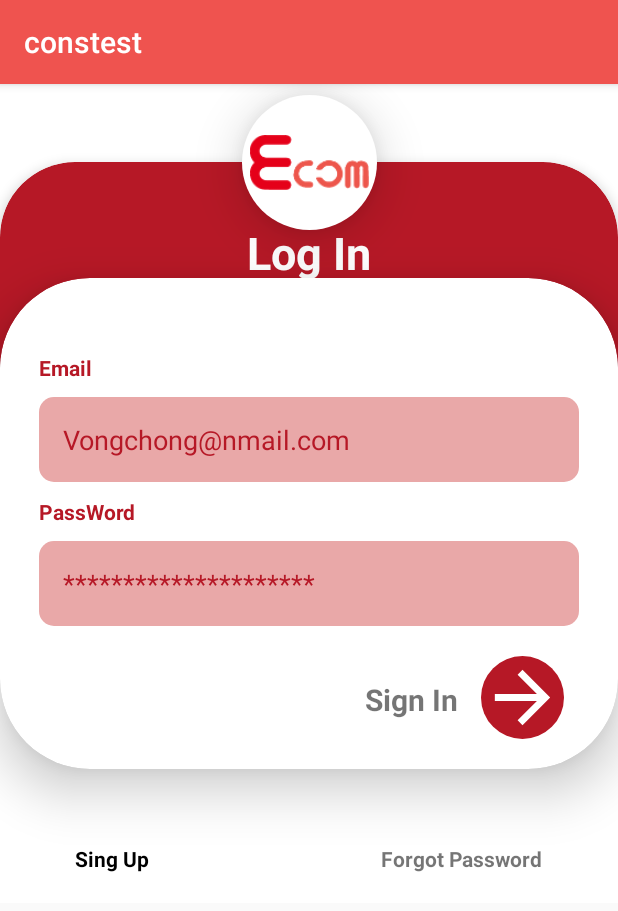
After one commit to tanvir1111/Ecom-1, an Android app: the Login screen opened directly, with no data from a screen before it, on a phone screen of 412 x 824 dp. The commit adds this screen. Shown: the top 911 px of the screen. Run offline under Robolectric (Android 15) with nearby library versions, the phone set to English and light mode, and no system bars.

Commit message:
login and reg java

```diff
--- a/Ecom App/app/src/main/AndroidManifest.xml
+++ b/Ecom App/app/src/main/AndroidManifest.xml
@@ -9,10 +9,11 @@
         android:roundIcon="@mipmap/ic_launcher_round"
         android:supportsRtl="true"
         android:theme="@style/AppTheme">
+        <activity android:name=".Login"></activity>
         <activity
             android:name=".MainActivity"
             android:label="@string/title_activity_main"
-            android:theme="@style/AppTheme.NoActionBar"></activity>
+            android:theme="@style/AppTheme.NoActionBar" />
         <activity android:name=".Registration" />
         <activity android:name=".SplashScreen">
             <intent-filter>
--- /dev/null
+++ b/Ecom App/app/src/main/java/com/alsanlab/ecom/Login.java
@@ -0,0 +1,33 @@
+package com.alsanlab.ecom;
+
+import androidx.appcompat.app.AppCompatActivity;
+
+import android.os.Bundle;
+import android.widget.EditText;
+import android.widget.ImageView;
+import android.widget.TextView;
+
+public class Login extends AppCompatActivity {
+    EditText email,password;
+    TextView forgot,signup;
+    ImageView login;
+    @Override
+    protected void onCreate(Bundle savedInstanceState) {
+
+        super.onCreate(savedInstanceState);
+        setContentView(R.layout.activity_login);
+
+
+        email=findViewById(R.id.log_emailId);
+        password=findViewById(R.id.log_passwordId);
+
+        forgot=findViewById(R.id.log_forgot);
+        login=findViewById(R.id.log_signbtn);
+        signup=findViewById(R.id.log_signup);
+
+
+
+
+
+    }
+}
--- a/Ecom App/app/src/main/res/layout/activity_login.xml
+++ b/Ecom App/app/src/main/res/layout/activity_login.xml
@@ -13,7 +13,7 @@
 
 
         <ImageView
-            android:id="@+id/imageView2"
+            android:id="@+id/log_logo"
             android:layout_width="90dp"
             android:layout_height="90dp"
             android:background="@drawable/logo_round_shape"
@@ -94,7 +94,7 @@
 
 
                 <EditText
-                    android:id="@+id/emailId"
+                    android:id="@+id/log_emailId"
                     android:layout_width="0dp"
                     android:layout_height="wrap_content"
                     android:layout_marginTop="10dp"
@@ -117,14 +117,14 @@
                     android:textColor="@color/colorPrimaryDark"
                     android:textSize="14sp"
                     android:textStyle="bold"
-                    app:layout_constraintEnd_toEndOf="@+id/emailId"
+                    app:layout_constraintEnd_toEndOf="@+id/log_emailId"
                     app:layout_constraintHorizontal_bias="0.49"
-                    app:layout_constraintStart_toStartOf="@+id/emailId"
-                    app:layout_constraintTop_toBottomOf="@+id/emailId" />
+                    app:layout_constraintStart_toStartOf="@+id/log_emailId"
+                    app:layout_constraintTop_toBottomOf="@+id/log_emailId" />
 
 
                 <EditText
-                    android:id="@+id/passwordId"
+                    android:id="@+id/log_passwordId"
                     android:layout_width="0dp"
                     android:layout_height="wrap_content"
                     android:layout_marginTop="10dp"
@@ -150,12 +150,12 @@
                     android:textSize="20sp"
                     android:textStyle="bold"
                     app:layout_constraintBottom_toBottomOf="parent"
-                    app:layout_constraintEnd_toStartOf="@+id/signbtn"
-                    app:layout_constraintTop_toBottomOf="@+id/passwordId"
+                    app:layout_constraintEnd_toStartOf="@+id/log_signbtn"
+                    app:layout_constraintTop_toBottomOf="@+id/log_passwordId"
                     app:layout_constraintVertical_bias="0.515" />
 
                 <ImageView
-                    android:id="@+id/signbtn"
+                    android:id="@+id/log_signbtn"
                     android:layout_width="wrap_content"
                     android:layout_height="wrap_content"
                     android:layout_marginTop="20dp"
@@ -164,8 +164,8 @@
                     android:background="@drawable/signup_round_shape"
                     android:src="@drawable/ic_arrow_forward_black_24dp"
                     app:layout_constraintBottom_toBottomOf="parent"
-                    app:layout_constraintEnd_toEndOf="@+id/passwordId"
-                    app:layout_constraintTop_toBottomOf="@+id/passwordId"
+                    app:layout_constraintEnd_toEndOf="@+id/log_passwordId"
+                    app:layout_constraintTop_toBottomOf="@+id/log_passwordId"
                     app:layout_constraintVertical_bias="0.0" />
 
 
@@ -175,7 +175,7 @@
         </androidx.cardview.widget.CardView>
 
         <TextView
-            android:id="@+id/textView3"
+            android:id="@+id/log_signup"
             android:layout_width="wrap_content"
             android:layout_height="wrap_content"
 
@@ -183,13 +183,13 @@
             android:text="Sing Up"
             android:textColor="@color/textColorDark"
             android:textStyle="bold"
-            app:layout_constraintBottom_toBottomOf="@+id/textView4"
+            app:layout_constraintBottom_toBottomOf="@+id/log_forgot"
             app:layout_constraintStart_toStartOf="@+id/cardView2"
-            app:layout_constraintTop_toTopOf="@+id/textView4"
+            app:layout_constraintTop_toTopOf="@+id/log_forgot"
             app:layout_constraintVertical_bias="0.0" />
 
         <TextView
-            android:id="@+id/textView4"
+            android:id="@+id/log_forgot"
             android:layout_width="wrap_content"
             android:layout_height="wrap_content"
 
@@ -201,7 +201,7 @@
             app:layout_constraintBottom_toBottomOf="parent"
             app:layout_constraintEnd_toEndOf="@+id/cardView2"
             app:layout_constraintHorizontal_bias="1.0"
-            app:layout_constraintStart_toEndOf="@+id/textView3"
+            app:layout_constraintStart_toEndOf="@+id/log_signup"
             app:layout_constraintTop_toBottomOf="@id/cardView2" />
 
     </androidx.constraintlayout.widget.ConstraintLayout>
--- a/Ecom App/app/src/main/res/layout/product_child.xml
+++ b/Ecom App/app/src/main/res/layout/product_child.xml
@@ -2,8 +2,8 @@
 <androidx.constraintlayout.widget.ConstraintLayout xmlns:android="http://schemas.android.com/apk/res/android"
     xmlns:app="http://schemas.android.com/apk/res-auto"
     xmlns:tools="http://schemas.android.com/tools"
-    android:layout_width="match_parent"
-    android:layout_height="match_parent"
+    android:layout_width="wrap_content"
+    android:layout_height="wrap_content"
     android:padding="5dp">
 
     <androidx.cardview.widget.CardView
--- a/Ecom App/app/src/main/res/layout/vvlog_child.xml
+++ b/Ecom App/app/src/main/res/layout/vvlog_child.xml
@@ -35,7 +35,7 @@
                 android:id="@+id/playbtn_logo"
                 android:layout_width="wrap_content"
                 android:layout_height="wrap_content"
-                android:src="@drawable/playBtn"
+                android:src="@drawable/playbtn"
                 app:layout_constraintBottom_toBottomOf="@+id/vvlog_pic"
                 app:layout_constraintEnd_toEndOf="@+id/vvlog_pic"
                 app:layout_constraintStart_toStartOf="@+id/vvlog_pic"
```
Also changed, not shown: Ecom App/app/src/main/java/com/alsanlab/ecom/Registration.java (+15 -0 lines), Ecom App/app/src/main/res/layout/activity_registration.xml (+55 -55 lines), Ecom App/app/src/main/res/drawable-hdpi/playbtn.png (renamed from Ecom App/app/src/main/res/drawable-hdpi/playBtn.png), Ecom App/app/src/main/res/drawable-ldpi/playbtn.png (renamed from Ecom App/app/src/main/res/drawable-ldpi/playBtn.png), Ecom App/app/src/main/res/drawable-mdpi/playbtn.png (renamed from Ecom App/app/src/main/res/drawable-mdpi/playBtn.png), Ecom App/app/src/main/res/drawable-xhdpi/playbtn.png (renamed from Ecom App/app/src/main/res/drawable-xhdpi/playBtn.png), Ecom App/app/src/main/res/drawable-xxhdpi/playbtn.png (renamed from Ecom App/app/src/main/res/drawable-xxhdpi/playBtn.png), Ecom App/app/src/main/res/drawable-xxxhdpi/playbtn.png (renamed from Ecom App/app/src/main/res/drawable-xxxhdpi/playBtn.png).
